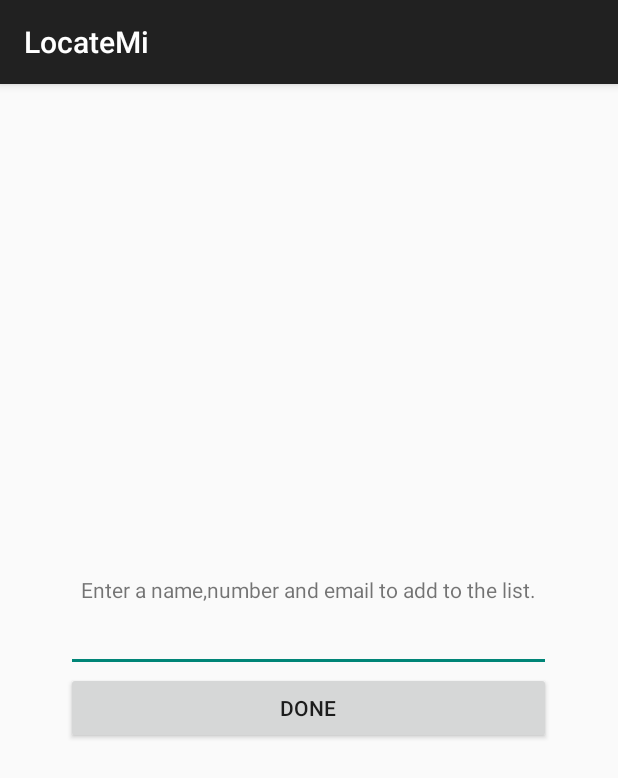
After one commit to thytran142/IS3261, an Android app: the fragment AddManuallyContact shown on its own in the app's theme, on a phone screen of 412 x 824 dp. The commit adds this screen. Shown: the top 778 px of the screen. Run offline under Robolectric (Android 15) with nearby library versions, the phone set to English and light mode, and no system bars; 2 statements that could not run were skipped.

Commit message:
Add manually pop up dialog add for interface

```diff
--- /dev/null
+++ b/app/src/main/java/com/example/tranthy/project/AddManuallyContact.java
@@ -0,0 +1,53 @@
+package com.example.tranthy.project;
+
+import android.app.DialogFragment;
+import android.support.v4.app.FragmentManager;
+import android.view.LayoutInflater;
+import android.view.ViewGroup;
+import android.widget.EditText;
+import android.view.WindowManager.LayoutParams;
+import android.widget.Button;
+import android.view.View;
+import android.os.Bundle;
+/**
+ * This class is to handle the dialog add manually contacts and input to the contact_list sql database
+ */
+public class AddManuallyContact extends DialogFragment {
+    EditText txt_contact_name;
+    Button btn;
+    static String dialogTitle;
+ //Interface containing methods to be implemented by calling activity
+    public interface AddManuallyContactInterface{
+        void onFinishInputDialog(String inputText);
+    }
+    //Empty constructor required
+    public AddManuallyContact(){}
+    public void setDialogTitle(String title){
+        dialogTitle=title;
+    }
+    @Override
+    public View onCreateView(LayoutInflater inflater, ViewGroup container,Bundle savedInstanceState){
+        View view= inflater.inflate(R.layout.add_contact_manually_dialog,container);
+        //Get the edit text and button views
+        txt_contact_name= (EditText)view.findViewById(R.id.txt_contact_name);
+        btn=(Button)view.findViewById(R.id.btn_Done);
+        //Event handler for the button
+        btn.setOnClickListener(new View.OnClickListener(){
+            public void onClick(View view){
+                //get the calling activity
+                AddManuallyContactInterface activity= (AddManuallyContactInterface)getActivity();
+                activity.onFinishInputDialog(txt_contact_name.getText().toString());
+                //dismiss the alert
+                dismiss();
+            }
+        });//end event handler for the button
+        //show the keyboard automatically
+        txt_contact_name.requestFocus();
+        getDialog().getWindow().setSoftInputMode(LayoutParams.SOFT_INPUT_STATE_VISIBLE);
+        //set the title for the dialog
+        getDialog().setTitle(dialogTitle);
+        return view;
+
+    }
+
+}
--- a/app/src/main/java/com/example/tranthy/project/AlertSetting.java
+++ b/app/src/main/java/com/example/tranthy/project/AlertSetting.java
@@ -1,5 +1,5 @@
 package com.example.tranthy.project;
-
+/* This class is to handle the alert setting: such as sound, email, sms, priority...*/
 import android.app.Activity;
 import android.os.Bundle;
 import android.app.ActionBar;
--- a/app/src/main/java/com/example/tranthy/project/CreateAccount.java
+++ b/app/src/main/java/com/example/tranthy/project/CreateAccount.java
@@ -1,5 +1,5 @@
 package com.example.tranthy.project;
-
+/* This class is to create the account so user can have passcode every time they enter this class*/
 import android.app.Activity;
 import android.os.Bundle;
 import android.app.ActionBar;
--- a/app/src/main/java/com/example/tranthy/project/MessageSetting.java
+++ b/app/src/main/java/com/example/tranthy/project/MessageSetting.java
@@ -1,5 +1,5 @@
 package com.example.tranthy.project;
-
+/* This class is to handle the message custom content for each person*/
 import android.app.Activity;
 import android.os.Bundle;
 import android.app.ActionBar;
--- a/app/src/main/java/com/example/tranthy/project/MyLocation.java
+++ b/app/src/main/java/com/example/tranthy/project/MyLocation.java
@@ -1,5 +1,6 @@
 package com.example.tranthy.project;
-
+/*This class is finished. However, how to output the string of the user' location, and when user turn off, needs to pass the data
+to the activity main so they will inform the contact list of user */
 import android.app.Activity;
 import android.content.Context;
 import android.location.Location;
--- a/app/src/main/res/layout/activity_main.xml
+++ b/app/src/main/res/layout/activity_main.xml
@@ -4,13 +4,15 @@
 android:layout_width="match_parent"
 android:layout_height="match_parent"
 android:background="@drawable/splash"
+android:paddingBottom="@dimen/activity_vertical_margin"
 tools:context=".MainActivity">
 
 <LinearLayout android:layout_width="match_parent"
     android:layout_height="wrap_content"
     android:id="@+id/linearLayout1"
     android:layout_alignParentLeft="true"
-    android:layout_alignParentRight="true">
+    android:layout_alignParentRight="true"
+    android:paddingTop="@dimen/activity_vertical_margin">
     <Button
         android:id="@+id/btn_goToContactSetting"
         android:layout_width="0dp"
--- /dev/null
+++ b/app/src/main/res/layout/add_contact_manually_dialog.xml
@@ -0,0 +1,25 @@
+<?xml version="1.0" encoding="utf-8"?>
+<LinearLayout xmlns:android="http://schemas.android.com/apk/res/android"
+    android:layout_width="wrap_content"
+    android:layout_height="wrap_content"
+    android:layout_gravity="center"
+    android:orientation="vertical">
+    <TextView
+        android:text="@string/add_manually_instruction"
+        android:layout_width="wrap_content"
+        android:layout_height="wrap_content"
+        android:paddingLeft="10dp"
+        android:paddingRight="10dp"/>
+    <EditText
+        android:id="@+id/txt_contact_name"
+        android:layout_width="match_parent"
+        android:layout_height="wrap_content"
+        android:inputType="text"
+        android:imeOptions="actionDone"/>
+    <Button
+        android:id="@+id/btn_Done"
+        android:layout_width="match_parent"
+        android:layout_height="wrap_content"
+        android:text="Done"/>
+
+</LinearLayout>
--- a/app/src/main/res/layout/contact_setting.xml
+++ b/app/src/main/res/layout/contact_setting.xml
@@ -7,6 +7,7 @@
         android:layout_width="match_parent"
         android:layout_height="wrap_content"
         android:layout_alignParentLeft="true"
+        android:paddingTop="@dimen/activity_vertical_margin"
         android:layout_alignParentTop="true">
     <TextView
         android:id="@+id/textView1"
@@ -23,13 +24,15 @@
         android:layout_width="match_parent"
         android:layout_height="wrap_content"
         android:layout_alignParentLeft="true"
+        android:paddingTop="@dimen/activity_vertical_margin"
         android:layout_below="@+id/linearLayoutContact1">
         <Button
             android:id="@+id/btn_AddManually"
             android:layout_width="0dp"
             android:layout_height="wrap_content"
             android:layout_weight=".5"
-            android:text="@string/add_manually"/>
+            android:text="@string/add_manually"
+            android:onClick="showAddManuallyDialog"/>
         <Button
             android:id="@+id/btn_FromContact"
             android:layout_width="0dp"
--- a/app/src/main/res/values/strings.xml
+++ b/app/src/main/res/values/strings.xml
@@ -18,5 +18,6 @@
     <string name="contact_setting_instruction">Contact Setting allows you to restrict who can receive SMS/Email about your current location.</string>
     <string name="add_manually">Add manually</string>
     <string name="from_contact">From contacts</string>
+    <string name="add_manually_instruction">Enter a name,number and email to add to the list.</string>
 
 </resources>
```
Also changed, not shown: app/src/main/java/com/example/tranthy/project/ContactSetting.java (+27 -2 lines).
